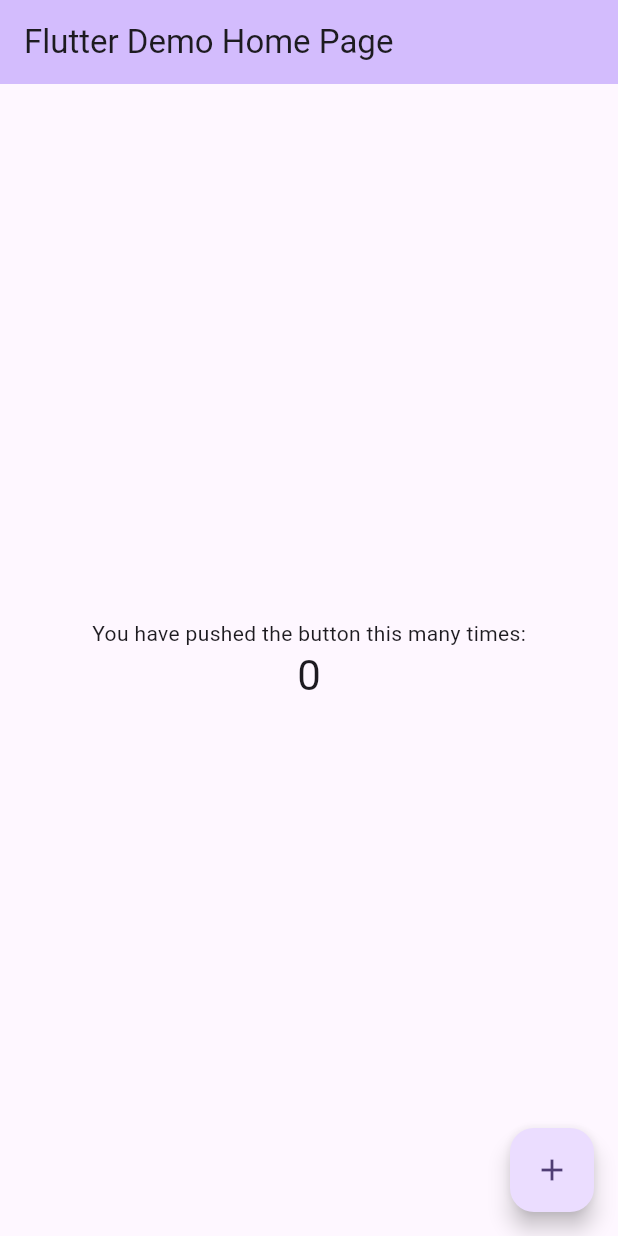
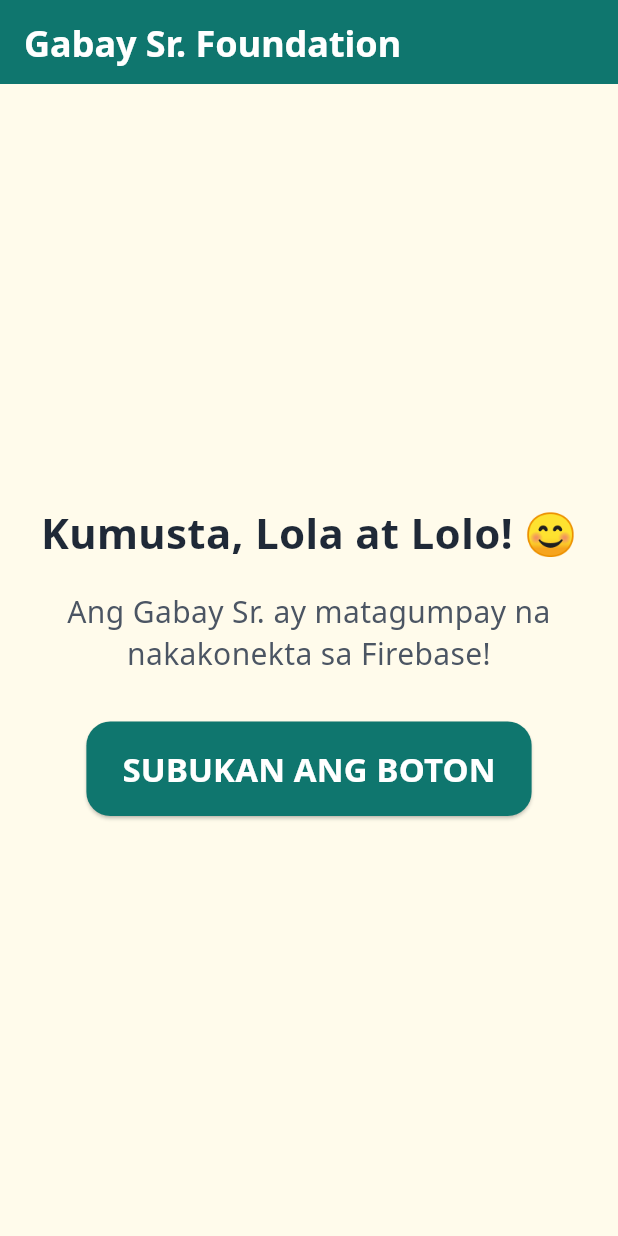
Before and after one commit to razielsevilla/sparkfest, a Flutter app: the screen it shows after launch, on a phone screen of 412 x 824 dp. Run offline on Flutter 3.47's test engine with Material 3 defaults, Android fonts, the phone set to English and light mode, and no system bars; our stand-ins replace firebase_core, google_fonts; accounts and stored records are empty.

Commit message:
feat: initialize Firebase SDK and configure Android build settings for project integration

```diff
--- a/lib/main.dart
+++ b/lib/main.dart
@@ -1,121 +1,103 @@
+import 'package:flutter/foundation.dart';
 import 'package:flutter/material.dart';
+import 'package:firebase_core/firebase_core.dart';
+import 'package:gabaysr/core/theme/app_theme.dart';
 
-void main() {
+void main() async {
+  WidgetsFlutterBinding.ensureInitialized();
+
+  try {
+    if (kIsWeb) {
+      // Configuration for Web debugging
+      await Firebase.initializeApp(
+        options: const FirebaseOptions(
+          apiKey: "AIzaSyCo08QG-hduosIMQizu40uREbeMZ9OcuRo",
+          appId: "1:773876636296:android:dff9667323ba9717679d3d", // fallback using Android client app ID
+          messagingSenderId: "773876636296",
+          projectId: "gabay-sr-4ced2",
+          storageBucket: "gabay-sr-4ced2.firebasestorage.app",
+        ),
+      );
+    } else {
+      // Reads configuration from native config files (google-services.json & GoogleService-Info.plist)
+      await Firebase.initializeApp();
+    }
+    debugPrint("Firebase initialized successfully!");
+  } catch (e) {
+    debugPrint("Firebase initialization failed: $e");
+  }
+
   runApp(const MyApp());
 }
 
 class MyApp extends StatelessWidget {
   const MyApp({super.key});
 
-  // This widget is the root of your application.
   @override
   Widget build(BuildContext context) {
+    // Run the app in Senior Mode theme to test compilation and themes
     return MaterialApp(
-      title: 'Flutter Demo',
-      theme: ThemeData(
-        // This is the theme of your application.
-        //
-        // TRY THIS: Try running your application with "flutter run". You'll see
-        // the application has a purple toolbar. Then, without quitting the app,
-        // try changing the seedColor in the colorScheme below to Colors.green
-        // and then invoke "hot reload" (save your changes or press the "hot
-        // reload" button in a Flutter-supported IDE, or press "r" if you used
-        // the command line to start the app).
-        //
-        // Notice that the counter didn't reset back to zero; the application
-        // state is not lost during the reload. To reset the state, use hot
-        // restart instead.
-        //
-        // This works for code too, not just values: Most code changes can be
-        // tested with just a hot reload.
-        colorScheme: .fromSeed(seedColor: Colors.deepPurple),
-      ),
-      home: const MyHomePage(title: 'Flutter Demo Home Page'),
+      title: 'Gabay Sr.',
+      theme: AppTheme.seniorTheme,
+      home: const TestPage(),
+      debugShowCheckedModeBanner: false,
     );
   }
 }
 
-class MyHomePage extends StatefulWidget {
-  const MyHomePage({super.key, required this.title});
-
-  // This widget is the home page of your application. It is stateful, meaning
-  // that it has a State object (defined below) that contains fields that affect
-  // how it looks.
-
-  // This class is the configuration for the state. It holds the values (in this
-  // case the title) provided by the parent (in this case the App widget) and
-  // used by the build method of the State. Fields in a Widget subclass are
-  // always marked "final".
-
-  final String title;
-
-  @override
-  State<MyHomePage> createState() => _MyHomePageState();
-}
-
-class _MyHomePageState extends State<MyHomePage> {
-  int _counter = 0;
-
-  void _incrementCounter() {
-    setState(() {
-      // This call to setState tells the Flutter framework that something has
-      // changed in this State, which causes it to rerun the build method below
-      // so that the display can reflect the updated values. If we changed
-      // _counter without calling setState(), then the build method would not be
-      // called again, and so nothing would appear to happen.
-      _counter++;
-    });
-  }
+class TestPage extends StatelessWidget {
+  const TestPage({super.key});
 
   @override
   Widget build(BuildContext context) {
-    // This method is rerun every time setState is called, for instance as done
-    // by the _incrementCounter method above.
-    //
-    // The Flutter framework has been optimized to make rerunning build methods
-    // fast, so that you can just rebuild anything that needs updating rather
-    // than having to individually change instances of widgets.
     return Scaffold(
       appBar: AppBar(
-        // TRY THIS: Try changing the color here to a specific color (to
-        // Colors.amber, perhaps?) and trigger a hot reload to see the AppBar
-        // change color while the other colors stay the same.
-        backgroundColor: Theme.of(context).colorScheme.inversePrimary,
-        // Here we take the value from the MyHomePage object that was created by
-        // the App.build method, and use it to set our appbar title.
-        title: Text(widget.title),
+        title: const Text('Gabay Sr. Foundation'),
+        backgroundColor: AppTheme.primaryTeal,
+        foregroundColor: Colors.white,
       ),
       body: Center(
-        // Center is a layout widget. It takes a single child and positions it
-        // in the middle of the parent.
-        child: Column(
-          // Column is also a layout widget. It takes a list of children and
-          // arranges them vertically. By default, it sizes itself to fit its
-          // children horizontally, and tries to be as tall as its parent.
-          //
-          // Column has various properties to control how it sizes itself and
-          // how it positions its children. Here we use mainAxisAlignment to
-          // center the children vertically; the main axis here is the vertical
-          // axis because Columns are vertical (the cross axis would be
-          // horizontal).
-          //
-          // TRY THIS: Invoke "debug painting" (choose the "Toggle Debug Paint"
-          // action in the IDE, or press "p" in the console), to see the
-          // wireframe for each widget.
-          mainAxisAlignment: .center,
-          children: [
-            const Text('You have pushed the button this many times:'),
-            Text(
-              '$_counter',
-              style: Theme.of(context).textTheme.headlineMedium,
-            ),
-          ],
+        child: Padding(
+          padding: const EdgeInsets.all(24.0),
+          child: Column(
+            mainAxisAlignment: MainAxisAlignment.center,
+            children: [
+              const Text(
+                'Kumusta, Lola at Lolo! 😊',
+                style: TextStyle(
+                  fontSize: 28,
+                  fontWeight: FontWeight.bold,
+                  color: AppTheme.textPrimary,
+                ),
+                textAlign: TextAlign.center,
+              ),
+              const SizedBox(height: 16),
+              const Text(
+                'Ang Gabay Sr. ay matagumpay na nakakonekta sa Firebase!',
+                style: TextStyle(
+                  fontSize: 20,
+                  color: AppTheme.textSecondary,
+                ),
+                textAlign: TextAlign.center,
+              ),
+              const SizedBox(height: 32),
+              ElevatedButton(
+                onPressed: () {
+                  ScaffoldMessenger.of(context).showSnackBar(
+                    const SnackBar(
+                      content: Text(
+                        'Gumagana ang Large Button!',
+                        style: TextStyle(fontSize: 18),
+                      ),
+                      backgroundColor: AppTheme.primaryTeal,
+                    ),
+                  );
+                },
+                child: const Text('SUBUKAN ANG BOTON'),
+              ),
+            ],
+          ),
         ),
-      ),
-      floatingActionButton: FloatingActionButton(
-        onPressed: _incrementCounter,
-        tooltip: 'Increment',
-        child: const Icon(Icons.add),
       ),
     );
   }
--- a/pubspec.yaml
+++ b/pubspec.yaml
@@ -38,6 +38,10 @@ dependencies:
   google_fonts: ^6.2.1
   font_awesome_flutter: ^10.7.0
   intl: ^0.19.0
+  firebase_core: ^3.4.0
+  firebase_auth: ^5.2.0
+  cloud_firestore: ^5.3.0
+  firebase_messaging: ^15.1.0
 
 dev_dependencies:
   flutter_test:
```
Also changed, not shown: pubspec.lock, 2 other files.
